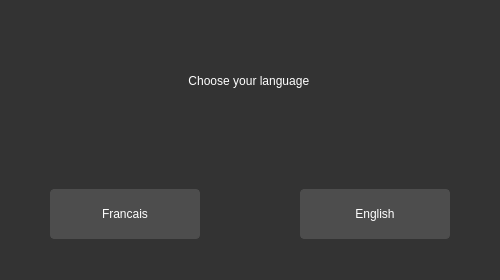
This is source/features/ui/language_choice.ui in Teky500/Ebook-PR-Application as Qt 5 draws it before an edit. The edited form follows.
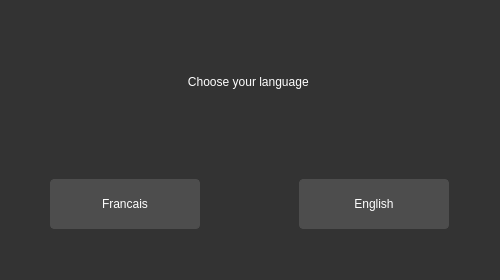
This is the edited form.

Commit message: made language page centered - reem

The edit to the form file:
```diff
--- a/source/features/ui/language_choice.ui
+++ b/source/features/ui/language_choice.ui
@@ -95,19 +95,35 @@
         color: white;
     }</string>
   </property>
-  <widget class="QWidget" name="horizontalLayoutWidget">
-   <property name="geometry">
-    <rect>
-     <x>10</x>
-     <y>159</y>
-     <width>481</width>
-     <height>111</height>
-    </rect>
-   </property>
+  <layout class="QVBoxLayout" name="verticalLayout_2">
+   <item>
+    <layout class="QVBoxLayout" name="verticalLayout">
+     <property name="bottomMargin">
+      <number>20</number>
+     </property>
+     <item>
+      <widget class="QLabel" name="label">
+       <property name="styleSheet">
+        <string notr="true">font: 700 30pt &quot;Segoe UI&quot;;</string>
+       </property>
+       <property name="text">
+        <string>Choose your language </string>
+       </property>
+       <property name="alignment">
+        <set>Qt::AlignCenter</set>
+       </property>
+      </widget>
+     </item>
+    </layout>
+   </item>
+   <item>
    <layout class="QHBoxLayout" name="horizontalLayout">
     <property name="spacing">
      <number>60</number>
     </property>
+     <property name="bottomMargin">
+      <number>40</number>
+     </property>
     <item>
      <widget class="QPushButton" name="French_button">
       <property name="minimumSize">
@@ -154,32 +170,8 @@
      </widget>
     </item>
    </layout>
-  </widget>
-  <widget class="QWidget" name="verticalLayoutWidget">
-   <property name="geometry">
-    <rect>
-     <x>10</x>
-     <y>40</y>
-     <width>481</width>
-     <height>81</height>
-    </rect>
-   </property>
-   <layout class="QVBoxLayout" name="verticalLayout">
-    <item>
-     <widget class="QLabel" name="label">
-      <property name="styleSheet">
-       <string notr="true">font: 700 30pt &quot;Segoe UI&quot;;</string>
-      </property>
-      <property name="text">
-       <string>Choose your language </string>
-      </property>
-      <property name="alignment">
-       <set>Qt::AlignCenter</set>
-      </property>
-     </widget>
-    </item>
-   </layout>
-  </widget>
+   </item>
+  </layout>
  </widget>
  <resources/>
  <connections/>
```
Lines whose indentation alone changed are shown as unchanged. The commit also changes 3 other files.
